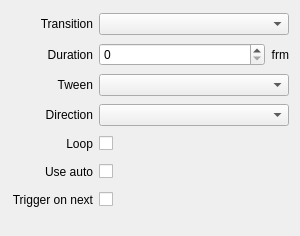
CasparCG/client, file src/Widgets/Inspector/InspectorAudioWidget.ui: the form before one commit.
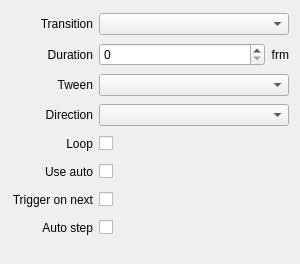
The form after the commit.

Commit message: InspectorAudioWidget: add auto-step option

What changed in the file:
```diff
--- a/src/Widgets/Inspector/InspectorAudioWidget.ui
+++ b/src/Widgets/Inspector/InspectorAudioWidget.ui
@@ -7,7 +7,7 @@
     <x>0</x>
     <y>0</y>
     <width>300</width>
-    <height>236</height>
+    <height>264</height>
    </rect>
   </property>
   <property name="sizePolicy">
@@ -224,6 +224,43 @@
      </property>
     </widget>
    </item>
+   <item row="7" column="0">
+    <widget class="QLabel" name="labelAutoStep">
+     <property name="text">
+      <string>Auto step</string>
+     </property>
+     <property name="alignment">
+      <set>Qt::AlignRight|Qt::AlignTrailing|Qt::AlignVCenter</set>
+     </property>
+    </widget>
+   </item>
+   <item row="7" column="1" colspan="2">
+    <layout class="QHBoxLayout" name="horizontalLayoutAutoStep">
+     <item>
+      <widget class="QCheckBox" name="checkBoxAutoStep">
+       <property name="layoutDirection">
+        <enum>Qt::RightToLeft</enum>
+       </property>
+       <property name="text">
+        <string/>
+       </property>
+      </widget>
+     </item>
+     <item>
+      <spacer name="horizontalSpacerAutoStep2">
+       <property name="orientation">
+        <enum>Qt::Horizontal</enum>
+       </property>
+       <property name="sizeHint" stdset="0">
+        <size>
+         <width>40</width>
+         <height>20</height>
+        </size>
+       </property>
+      </spacer>
+     </item>
+    </layout>
+   </item>
   </layout>
  </widget>
  <tabstops>
```
Left out of the diff: 194 changed lines with no effect on the pictures. The commit also changes 2 other files.
